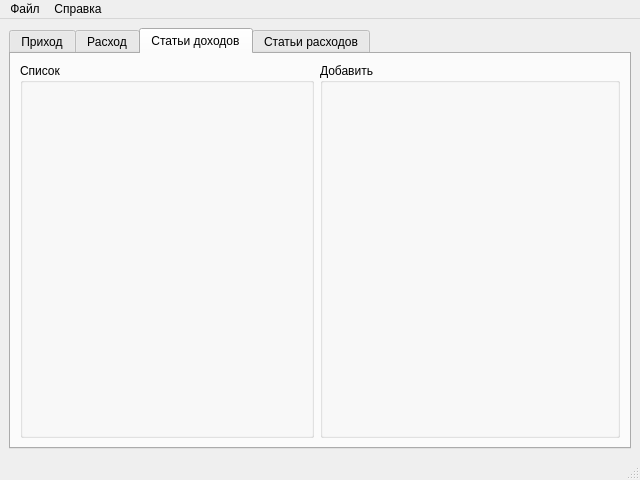
dimka59ru/_family_finances, file resources/window.ui: the form before one commit.
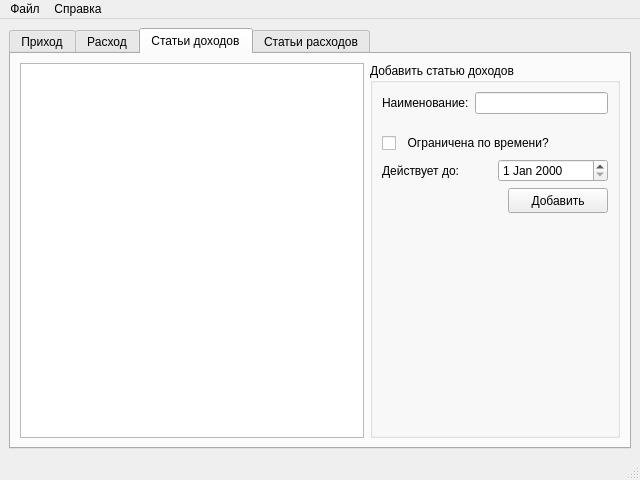
The form after the commit. The open tabs and pages were chosen to show the change.

Diff of the .ui file:
```diff
--- a/resources/window.ui
+++ b/resources/window.ui
@@ -101,18 +101,12 @@
        <attribute name="title">
         <string>Статьи доходов</string>
        </attribute>
-       <layout class="QVBoxLayout" name="verticalLayout_4">
+       <layout class="QHBoxLayout" name="horizontalLayout_3">
         <item>
-         <layout class="QHBoxLayout" name="horizontalLayout_2">
+         <widget class="QTableWidget" name="table_incomes"/>
+        </item>
           <item>
            <widget class="QGroupBox" name="groupBox_3">
-            <property name="title">
-             <string>Список</string>
-            </property>
-           </widget>
-          </item>
-          <item>
-           <widget class="QGroupBox" name="groupBox_4">
             <property name="sizePolicy">
              <sizepolicy hsizetype="Fixed" vsizetype="Preferred">
               <horstretch>0</horstretch>
@@ -121,22 +115,134 @@
             </property>
             <property name="minimumSize">
              <size>
-              <width>300</width>
+            <width>250</width>
               <height>0</height>
              </size>
             </property>
             <property name="maximumSize">
              <size>
-              <width>300</width>
+            <width>250</width>
               <height>16777215</height>
              </size>
             </property>
             <property name="title">
+           <string>Добавить статью доходов</string>
+          </property>
+          <layout class="QVBoxLayout" name="verticalLayout_4">
+           <item>
+            <layout class="QHBoxLayout" name="horizontalLayout_2">
+             <item>
+              <widget class="QLabel" name="label">
+               <property name="text">
+                <string>Наименование:</string>
+               </property>
+              </widget>
+             </item>
+             <item>
+              <widget class="QLineEdit" name="line_edit_add_item_income"/>
+             </item>
+            </layout>
+           </item>
+           <item>
+            <spacer name="verticalSpacer">
+             <property name="orientation">
+              <enum>Qt::Vertical</enum>
+             </property>
+             <property name="sizeType">
+              <enum>QSizePolicy::Fixed</enum>
+             </property>
+             <property name="sizeHint" stdset="0">
+              <size>
+               <width>20</width>
+               <height>13</height>
+              </size>
+             </property>
+            </spacer>
+           </item>
+           <item>
+            <widget class="QCheckBox" name="check_box_add_item_income">
+             <property name="text">
+              <string>  Ограничена по времени?</string>
+             </property>
+            </widget>
+           </item>
+           <item>
+            <layout class="QHBoxLayout" name="horizontalLayout_5">
+             <item>
+              <widget class="QLabel" name="label_2">
+               <property name="text">
+                <string>Действует до:</string>
+               </property>
+               <property name="alignment">
+                <set>Qt::AlignLeading|Qt::AlignLeft|Qt::AlignVCenter</set>
+               </property>
+               <property name="margin">
+                <number>0</number>
+               </property>
+              </widget>
+             </item>
+             <item>
+              <widget class="QDateEdit" name="date_edit_add_item_income"/>
+             </item>
+            </layout>
+           </item>
+           <item>
+            <layout class="QHBoxLayout" name="horizontalLayout_4">
+             <item>
+              <spacer name="horizontalSpacer">
+               <property name="orientation">
+                <enum>Qt::Horizontal</enum>
+               </property>
+               <property name="sizeHint" stdset="0">
+                <size>
+                 <width>40</width>
+                 <height>20</height>
+                </size>
+               </property>
+              </spacer>
+             </item>
+             <item>
+              <widget class="QPushButton" name="button_add_item_income">
+               <property name="sizePolicy">
+                <sizepolicy hsizetype="Fixed" vsizetype="Fixed">
+                 <horstretch>0</horstretch>
+                 <verstretch>0</verstretch>
+                </sizepolicy>
+               </property>
+               <property name="minimumSize">
+                <size>
+                 <width>100</width>
+                 <height>25</height>
+                </size>
+               </property>
+               <property name="maximumSize">
+                <size>
+                 <width>100</width>
+                 <height>25</height>
+                </size>
+               </property>
+               <property name="text">
              <string>Добавить</string>
             </property>
            </widget>
           </item>
          </layout>
+           </item>
+           <item>
+            <spacer name="verticalSpacer_2">
+             <property name="orientation">
+              <enum>Qt::Vertical</enum>
+             </property>
+             <property name="sizeHint" stdset="0">
+              <size>
+               <width>20</width>
+               <height>207</height>
+              </size>
+             </property>
+            </spacer>
+           </item>
+          </layout>
+         </widget>
         </item>
        </layout>
       </widget>
```
Left out of the diff: 2 changed lines with no effect on the pictures. Lines whose indentation alone changed are shown as unchanged.
